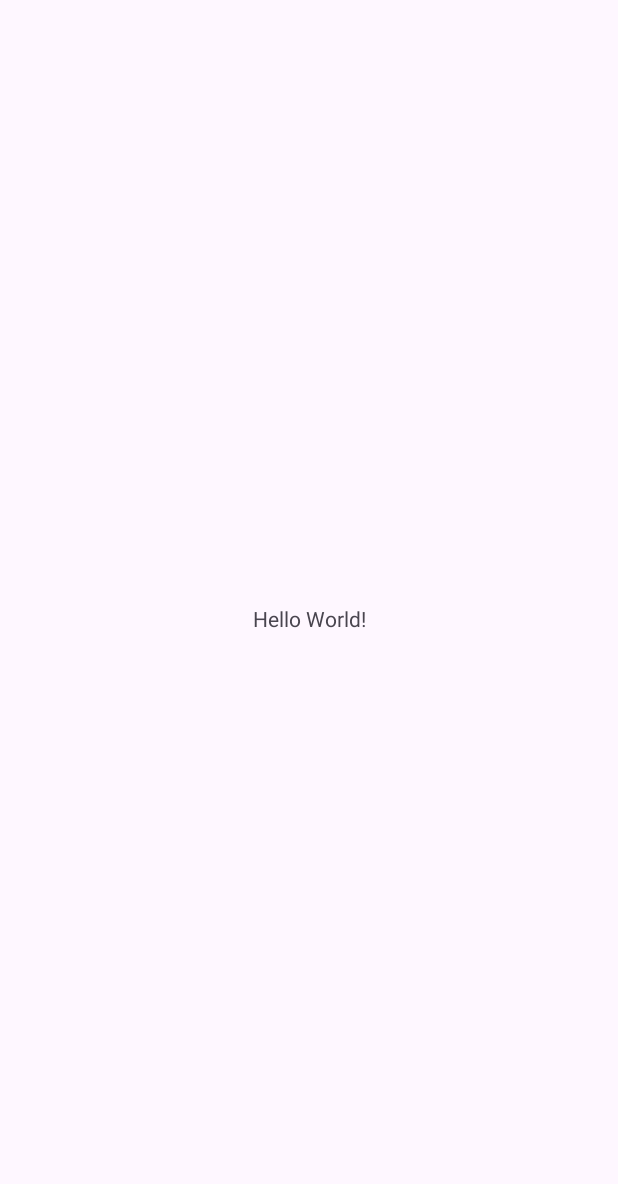
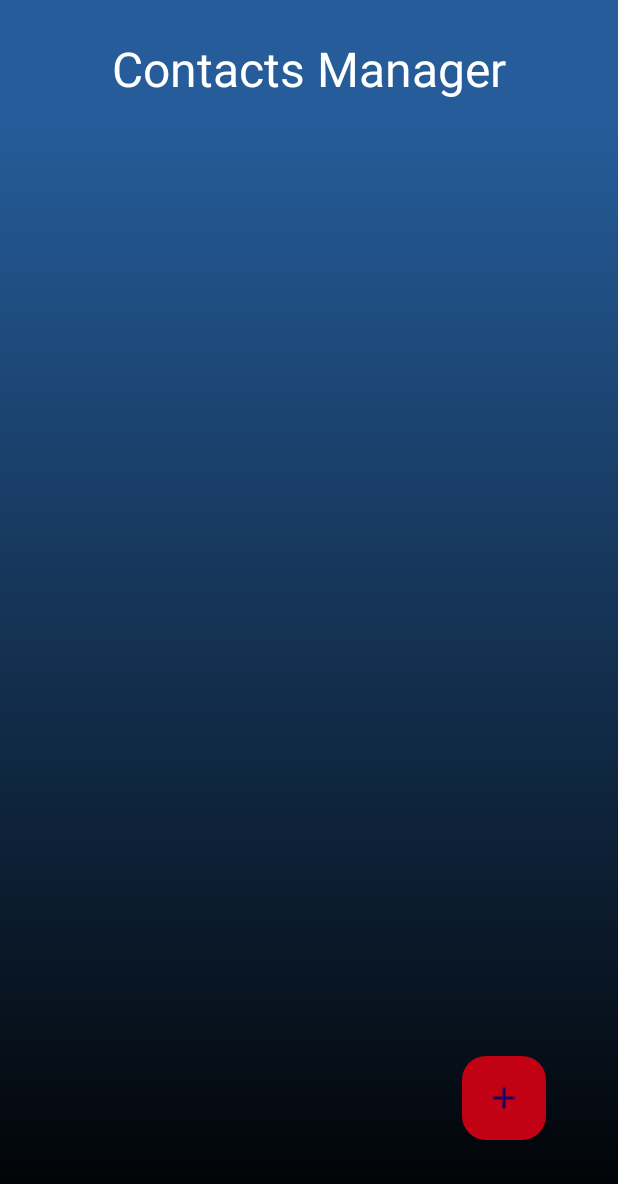
Before and after one commit to CGreenP/Contacts-Manager, an Android app: the screen it shows after launch (MainActivity), on a phone screen of 412 x 824 dp. Before the commit the part shown is almost empty. Shown: the top 1184 px of the screen. Run offline under Robolectric (Android 15) with nearby library versions, the phone set to English and light mode, and no system bars; our stand-ins replace data binding.

Commit message:
View, activity layouts and drawable resource files created

```diff
--- a/app/build.gradle.kts
+++ b/app/build.gradle.kts
@@ -29,6 +29,10 @@ android {
         sourceCompatibility = JavaVersion.VERSION_1_8
         targetCompatibility = JavaVersion.VERSION_1_8
     }
+
+    buildFeatures {
+        dataBinding = true
+    }
 }
 
 dependencies {
--- a/app/src/main/AndroidManifest.xml
+++ b/app/src/main/AndroidManifest.xml
@@ -13,6 +13,9 @@
         android:theme="@style/Theme.ContactsManager"
         tools:targetApi="31">
         <activity
+            android:name=".AddNewContactActivity"
+            android:exported="false" />
+        <activity
             android:name=".MainActivity"
             android:exported="true">
             <intent-filter>
--- /dev/null
+++ b/app/src/main/res/drawable/baseline_add_24.xml
@@ -0,0 +1,5 @@
+<vector xmlns:android="http://schemas.android.com/apk/res/android" android:height="24dp" android:tint="#FFFFFF" android:viewportHeight="24" android:viewportWidth="24" android:width="24dp">
+
+    <path android:fillColor="@android:color/white" android:pathData="M19,13h-6v6h-2v-6H5v-2h6V5h2v6h6v2z"/>
+
+</vector>
--- /dev/null
+++ b/app/src/main/res/drawable/gradient_main.xml
@@ -0,0 +1,10 @@
+<?xml version="1.0" encoding="utf-8"?>
+<shape xmlns:android="http://schemas.android.com/apk/res/android"
+    android:shape="rectangle">
+    <gradient
+        android:startColor="#255C99"
+        android:endColor="@color/black"
+        android:angle="270"
+        android:type="linear"/>
+
+</shape>
--- a/app/src/main/res/layout/activity_main.xml
+++ b/app/src/main/res/layout/activity_main.xml
@@ -1,19 +1,65 @@
 <?xml version="1.0" encoding="utf-8"?>
-<androidx.constraintlayout.widget.ConstraintLayout xmlns:android="http://schemas.android.com/apk/res/android"
+<layout xmlns:android="http://schemas.android.com/apk/res/android"
     xmlns:app="http://schemas.android.com/apk/res-auto"
-    xmlns:tools="http://schemas.android.com/tools"
+    xmlns:tools="http://schemas.android.com/tools">
+
+    <data>
+        <variable
+            name="clickHandler"
+            type="com.example.contactsmanager.MainActivityClickHandlers" />
+    </data>
+
+    <androidx.constraintlayout.widget.ConstraintLayout
         android:id="@+id/main"
         android:layout_width="match_parent"
         android:layout_height="match_parent"
         tools:context=".MainActivity">
 
+        <LinearLayout
+            android:id="@+id/linear_layout"
+            android:layout_width="match_parent"
+            android:layout_height="wrap_content"
+            android:background="#255C99"
+            android:orientation="horizontal"
+            android:padding="16dp"
+            app:layout_constraintBottom_toTopOf="@id/recyclerview"
+            app:layout_constraintEnd_toEndOf="@id/main"
+            app:layout_constraintStart_toStartOf="@id/main"
+            app:layout_constraintTop_toTopOf="@id/main">
+
             <TextView
-        android:layout_width="wrap_content"
+                android:layout_width="match_parent"
                 android:layout_height="wrap_content"
-        android:text="Hello World!"
+                android:layout_marginTop="8dp"
+                android:text="Contacts Manager"
+                android:textAlignment="center"
+                android:textColor="@color/white"
+                android:textSize="32sp" />
+
+        </LinearLayout>
+
+        <androidx.recyclerview.widget.RecyclerView
+            android:id="@+id/recyclerview"
+            android:layout_width="0dp"
+            android:layout_height="0dp"
+            android:background="@drawable/gradient_main"
             app:layout_constraintBottom_toBottomOf="parent"
             app:layout_constraintEnd_toEndOf="parent"
             app:layout_constraintStart_toStartOf="parent"
-        app:layout_constraintTop_toTopOf="parent" />
+            app:layout_constraintTop_toBottomOf="@id/linear_layout" />
+
+        <com.google.android.material.floatingactionbutton.FloatingActionButton
+            android:id="@+id/floatingActionButton"
+            android:layout_width="wrap_content"
+            android:layout_height="wrap_content"
+            android:layout_marginEnd="48dp"
+            android:layout_marginBottom="64dp"
+            android:backgroundTint="#c20114"
+            android:onClick="@{clickHandler::onFABClicked}"
+            android:src="@drawable/baseline_add_24"
+            app:layout_constraintBottom_toBottomOf="parent"
+            app:layout_constraintEnd_toEndOf="parent" />
+
 
     </androidx.constraintlayout.widget.ConstraintLayout>
+</layout>
```
Also changed, not shown: app/src/main/res/drawable/gradient_add_new_contact.xml (added, +10 -0 lines), app/src/main/res/drawable/shape.xml (added, +25 -0 lines), app/src/main/res/layout/activity_add_new_contact.xml (added, +122 -0 lines), app/src/main/res/layout/contact_list_item.xml (added, +65 -0 lines). Lines whose indentation alone changed are shown as unchanged.
